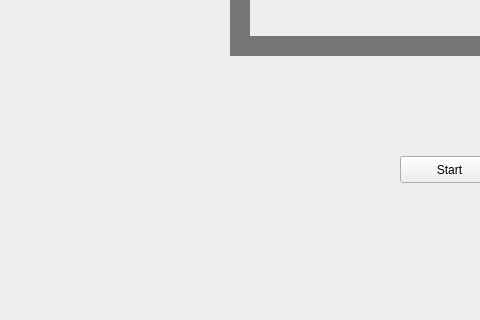
This is mainwindow.ui in weslleydsg/trains-threads as Qt 5 draws it before an edit; both pictures show x 0 to 480 and y 291 to 611 of the 1077 by 611 pixel window. The edited form follows.
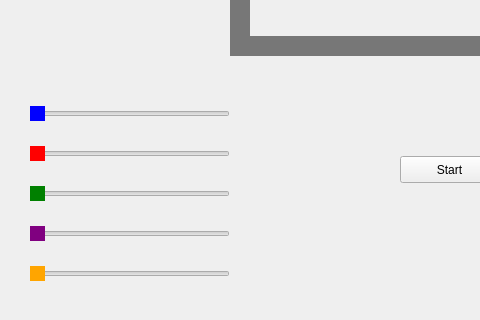
This is the edited form.

Commit message: Change velocity by qt slider

The edit to the form file:
```diff
--- a/mainwindow.ui
+++ b/mainwindow.ui
@@ -382,6 +382,110 @@
      <string>T3</string>
     </property>
    </widget>
+   <widget class="QSlider" name="horizontalSlider_1">
+    <property name="geometry">
+     <rect>
+      <x>30</x>
+      <y>380</y>
+      <width>200</width>
+      <height>16</height>
+     </rect>
+    </property>
+    <property name="mouseTracking">
+     <bool>false</bool>
+    </property>
+    <property name="tabletTracking">
+     <bool>false</bool>
+    </property>
+    <property name="autoFillBackground">
+     <bool>false</bool>
+    </property>
+    <property name="styleSheet">
+     <string notr="true">QSlider::handle:horizontal { background-color: blue; }</string>
+    </property>
+    <property name="orientation">
+     <enum>Qt::Horizontal</enum>
+    </property>
+    <property name="invertedAppearance">
+     <bool>false</bool>
+    </property>
+   </widget>
+   <widget class="QSlider" name="horizontalSlider_2">
+    <property name="geometry">
+     <rect>
+      <x>30</x>
+      <y>420</y>
+      <width>200</width>
+      <height>16</height>
+     </rect>
+    </property>
+    <property name="styleSheet">
+     <string notr="true">QSlider::handle:horizontal { background-color: red; }</string>
+    </property>
+    <property name="orientation">
+     <enum>Qt::Horizontal</enum>
+    </property>
+   </widget>
+   <widget class="QSlider" name="horizontalSlider_3">
+    <property name="geometry">
+     <rect>
+      <x>30</x>
+      <y>500</y>
+      <width>200</width>
+      <height>16</height>
+     </rect>
+    </property>
+    <property name="styleSheet">
+     <string notr="true">QSlider::handle:horizontal { background-color: purple; }</string>
+    </property>
+    <property name="orientation">
+     <enum>Qt::Horizontal</enum>
+    </property>
+   </widget>
+   <widget class="QSlider" name="horizontalSlider_4">
+    <property name="geometry">
+     <rect>
+      <x>30</x>
+      <y>460</y>
+      <width>200</width>
+      <height>16</height>
+     </rect>
+    </property>
+    <property name="mouseTracking">
+     <bool>false</bool>
+    </property>
+    <property name="tabletTracking">
+     <bool>false</bool>
+    </property>
+    <property name="autoFillBackground">
+     <bool>false</bool>
+    </property>
+    <property name="styleSheet">
+     <string notr="true">QSlider::handle:horizontal { background-color: green; }</string>
+    </property>
+    <property name="orientation">
+     <enum>Qt::Horizontal</enum>
+    </property>
+    <property name="invertedAppearance">
+     <bool>false</bool>
+    </property>
+   </widget>
+   <widget class="QSlider" name="horizontalSlider_5">
+    <property name="geometry">
+     <rect>
+      <x>30</x>
+      <y>540</y>
+      <width>200</width>
+      <height>16</height>
+     </rect>
+    </property>
+    <property name="styleSheet">
+     <string notr="true">QSlider::handle:horizontal { background-color: orange; }</string>
+    </property>
+    <property name="orientation">
+     <enum>Qt::Horizontal</enum>
+    </property>
+   </widget>
    <zorder>label_trilho_y_2_3</zorder>
    <zorder>label_trilho_x_1</zorder>
    <zorder>label_trilho_x_1_2_4</zorder>
```
Left out of the diff: 5 changed lines with no effect on the pictures. The commit also changes 4 other files.
